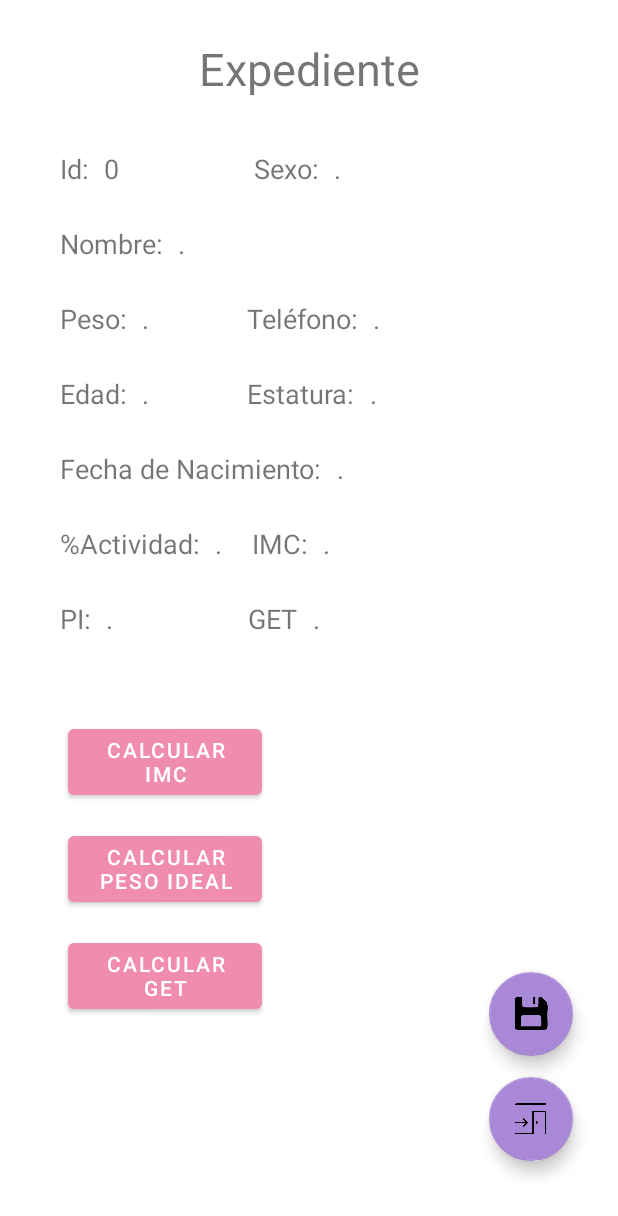
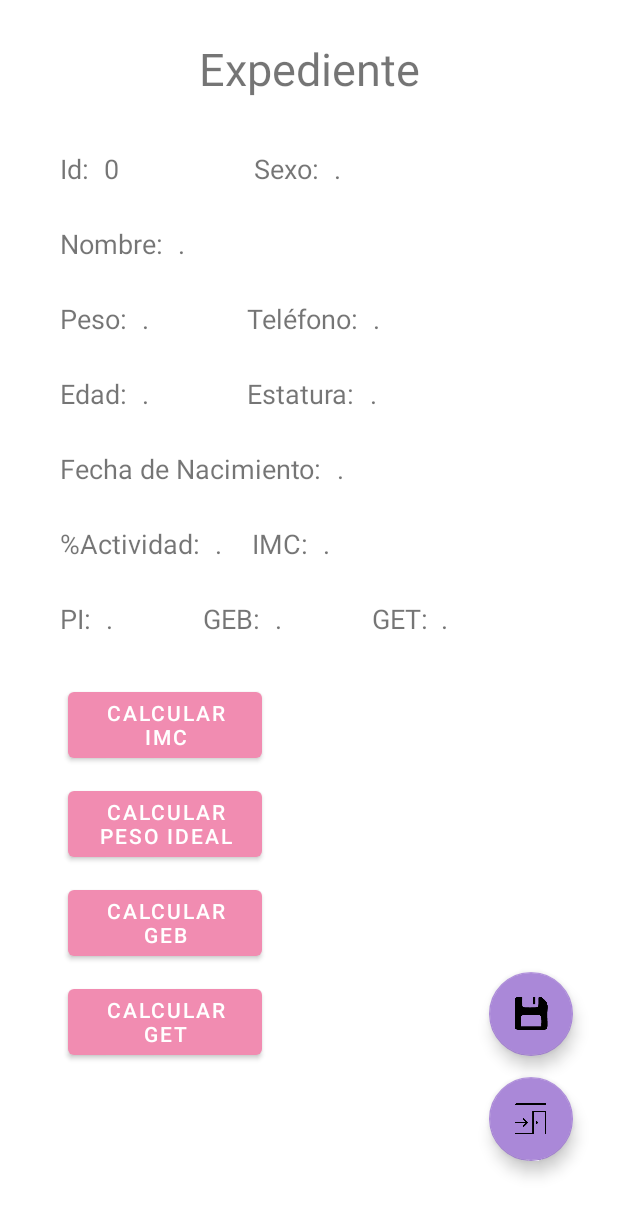
Before and after one commit to OsmarCastor/NutriApp, an Android app: the formularioPacientes screen opened directly, with no data from a screen before it, on a phone screen of 412 x 824 dp. Shown: the top 1216 px of the screen. Run offline under Robolectric (Android 15) with nearby library versions, the phone set to English and light mode, and no system bars; our stand-ins replace Room's generated code; libraries missing offline, so code that uses them is left out: castor.no.c; 1 statement that could not run was skipped.

Commit message:
Hago commit

```diff
--- a/app/src/main/java/castor/no/c/programar/nutriapp/Pacientes.kt
+++ b/app/src/main/java/castor/no/c/programar/nutriapp/Pacientes.kt
@@ -18,6 +18,7 @@ data class Pacientes(
     @ColumnInfo(name = "Porcentaje_Actividad_Física") val porcentaje: Int?,
     @ColumnInfo(name = "IMC") val imc: Double?,
     @ColumnInfo(name = "Peso_Ideal") val pi: Double?,
-    @ColumnInfo(name = "GET") val get: Double?
+    @ColumnInfo(name = "GET") val get: Double?,
+    @ColumnInfo(name = "GEB") val geb: Double?
 
 )
--- a/app/src/main/java/castor/no/c/programar/nutriapp/agregarPaciente.kt
+++ b/app/src/main/java/castor/no/c/programar/nutriapp/agregarPaciente.kt
@@ -54,7 +54,7 @@ class agregarPaciente : AppCompatActivity() {
         val estatura = txtEstatura.text.toString().toDouble()
         val porcentaje = txtPorcentaje.text.toString().toInt()
         lifecycleScope.launch{
-            val paciente = Pacientes(0, nombre, edad, sexo, telefono, fecha, peso, estatura, porcentaje,0.0,0.0,0.0)
+            val paciente = Pacientes(0, nombre, edad, sexo, telefono, fecha, peso, estatura, porcentaje,0.0,0.0,0.0, 0.0)
             db.room.pacienteDao().insert(paciente)
         }
         Toast.makeText(this, "Paciente Registrado", Toast.LENGTH_LONG).show()
--- a/app/src/main/java/castor/no/c/programar/nutriapp/formularioPacientes.kt
+++ b/app/src/main/java/castor/no/c/programar/nutriapp/formularioPacientes.kt
@@ -21,6 +21,7 @@ class formularioPacientes : AppCompatActivity() {
     lateinit var txtImc:TextView
     lateinit var txtPi:TextView
     lateinit var txtGet:TextView
+    lateinit var txtGeb:TextView
     lateinit var db :NutriApp
     override fun onCreate(savedInstanceState: Bundle?) {
         super.onCreate(savedInstanceState)
@@ -39,6 +40,7 @@ class formularioPacientes : AppCompatActivity() {
         txtImc = findViewById(R.id.txtImcPaciente)
         txtPi = findViewById(R.id.txtPiPaciente)
         txtGet = findViewById(R.id.txtGetPAciente)
+        txtGet = findViewById(R.id.txtGebPaciente)
         val id = intent.getIntExtra("idpaciente", 0)
         lifecycleScope.launch{
             val paciente = db.room.pacienteDao().getById(id)
@@ -71,8 +73,9 @@ class formularioPacientes : AppCompatActivity() {
         val imc = txtImc.text.toString().toDouble()
         val pi = txtPi.text.toString().toDouble()
         val get = txtGet.text.toString().toDouble()
+        val geb = txtGeb.text.toString().toDouble()
         lifecycleScope.launch{
-            val paciente = Pacientes(id, nombre, edad, sexo, telefono, fecha, peso, estatura, porcentaje, imc, pi, get)
+            val paciente = Pacientes(id, nombre, edad, sexo, telefono, fecha, peso, estatura, porcentaje, imc, pi, get, geb)
             db.room.pacienteDao().update(paciente)
         }
         Toast.makeText(this, "Datos Registrados", Toast.LENGTH_LONG).show()
@@ -96,4 +99,7 @@ class formularioPacientes : AppCompatActivity() {
     }
     fun hacerGET(v: View){
     }
+    fun hacerGEB(v: View){
+
+    }
 }
--- a/app/src/main/res/layout/activity_formulario_pacientes.xml
+++ b/app/src/main/res/layout/activity_formulario_pacientes.xml
@@ -22,7 +22,7 @@
         android:layout_width="129dp"
         android:layout_height="56dp"
         android:layout_marginStart="45dp"
-        android:layout_marginTop="480dp"
+        android:layout_marginTop="455dp"
         android:onClick="hacerIMC"
         android:text="@string/boton_imc"
         app:layout_constraintStart_toStartOf="parent"
@@ -33,9 +33,20 @@
         android:layout_width="129dp"
         android:layout_height="56dp"
         android:layout_marginStart="45dp"
-        android:layout_marginTop="15dp"
+        android:layout_marginTop="10dp"
         android:onClick="hacerGET"
         android:text="@string/boton_get"
+        app:layout_constraintStart_toStartOf="parent"
+        app:layout_constraintTop_toBottomOf="@+id/btnGEB" />
+
+    <Button
+        android:id="@+id/btnGEB"
+        android:layout_width="129dp"
+        android:layout_height="56dp"
+        android:layout_marginStart="45dp"
+        android:layout_marginTop="10dp"
+        android:onClick="hacerGEB"
+        android:text="@string/boton_geb"
         app:layout_constraintStart_toStartOf="parent"
         app:layout_constraintTop_toBottomOf="@+id/btnPesoIdeal" />
 
@@ -44,7 +55,7 @@
         android:layout_width="129dp"
         android:layout_height="56dp"
         android:layout_marginStart="45dp"
-        android:layout_marginTop="15dp"
+        android:layout_marginTop="10dp"
         android:onClick="hacerPI"
         android:text="@string/boton_peso"
         app:layout_constraintStart_toStartOf="parent"
@@ -319,25 +330,47 @@
         app:layout_constraintTop_toTopOf="parent" />
 
     <TextView
+        android:id="@+id/txtGebPaciente"
+        android:layout_width="wrap_content"
+        android:layout_height="wrap_content"
+        android:layout_marginStart="10dp"
+        android:layout_marginTop="400dp"
+        android:text="."
+        android:textSize="18sp"
+        app:layout_constraintStart_toEndOf="@+id/textView7"
+        app:layout_constraintTop_toTopOf="parent" />
+
+    <TextView
         android:id="@+id/textView24"
         android:layout_width="wrap_content"
         android:layout_height="wrap_content"
-        android:layout_marginStart="90dp"
+        android:layout_marginStart="60dp"
         android:layout_marginTop="400dp"
-        android:text="GET"
+        android:text="GET:"
         android:textSize="18sp"
-        app:layout_constraintStart_toEndOf="@+id/txtPiPaciente"
+        app:layout_constraintStart_toEndOf="@+id/txtGebPaciente"
         app:layout_constraintTop_toTopOf="parent" />
 
     <TextView
         android:id="@+id/txtGetPAciente"
         android:layout_width="wrap_content"
         android:layout_height="wrap_content"
-        android:layout_marginStart="10dp"
+        android:layout_marginStart="8dp"
         android:layout_marginTop="400dp"
         android:text="."
         android:textSize="18sp"
         app:layout_constraintStart_toEndOf="@+id/textView24"
         app:layout_constraintTop_toTopOf="parent" />
 
+    <TextView
+        android:id="@+id/textView7"
+        android:layout_width="wrap_content"
+        android:layout_height="wrap_content"
+        android:layout_marginStart="60dp"
+        android:layout_marginTop="400dp"
+        android:text="GEB:"
+        android:textSize="18sp"
+        app:layout_constraintStart_toEndOf="@+id/txtPiPaciente"
+        app:layout_constraintTop_toTopOf="parent" />
+
 </androidx.constraintlayout.widget.ConstraintLayout>
--- a/app/src/main/res/values/strings.xml
+++ b/app/src/main/res/values/strings.xml
@@ -20,4 +20,5 @@
     <string name="boton_peso">Calcular Peso Ideal</string>
     <string name="boton_get">Calcular GET</string>
     <string name="stringsexo">Sexo</string>
+    <string name="boton_geb">Calcular GEB</string>
 </resources>
```
